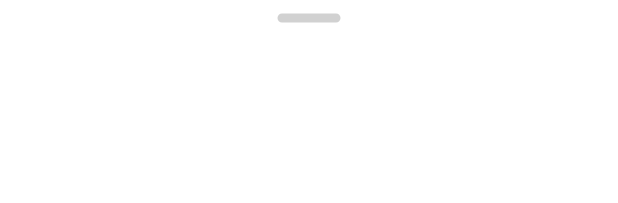
After one commit to zsoltGczy/calendar-demo-android, an Android app: the layout layout_bottom_sheet.xml on its own in the app's theme, with its tools: preview values and no code run, on a phone screen of 412 x 824 dp. The commit adds this screen. Shown: the top 203 px of the screen. Run offline under Robolectric (Android 15) with nearby library versions, the phone set to English and light mode, and no system bars.

Commit message:
Create bottom sheet layout

```diff
--- a/app/src/main/java/com/gzslt/calendardemo/ui/calendar/CalendarFragment.kt
+++ b/app/src/main/java/com/gzslt/calendardemo/ui/calendar/CalendarFragment.kt
@@ -7,6 +7,7 @@ import android.view.ViewGroup
 import android.widget.TextView
 import androidx.core.view.children
 import androidx.fragment.app.Fragment
+import com.google.android.material.bottomsheet.BottomSheetBehavior
 import com.gzslt.calendardemo.R
 import com.gzslt.calendardemo.common.extension.addRippleEffectOnClick
 import com.gzslt.calendardemo.common.extension.setTextColorRes
@@ -51,6 +52,7 @@ class CalendarFragment : Fragment() {
         setLegendLayout()
         setCalendarDays()
         setMonthTitle()
+        setBottomSheet()
     }
 
     private fun setTodayClickListener() {
@@ -120,6 +122,8 @@ class CalendarFragment : Fragment() {
                             if (day.date == LocalDate.now()) {
                                 textView.setTextColorRes(R.color.today_date)
                             }
+                            binding.bottomSheet.bottomSheetMonthTextView.text =
+                                DateTimeFormatter.ofPattern("MMM dd").format(day.date)
                         }
                         LocalDate.now() -> {
                             textView.setTextColorRes(R.color.today_date)
@@ -176,6 +180,16 @@ class CalendarFragment : Fragment() {
         }
     }
 
+    private fun setBottomSheet() {
+        val behavior = BottomSheetBehavior.from(binding.bottomSheet.bottomSheetLayout)
+        behavior.isHideable = false
+        // TODO
+        behavior.peekHeight = 240
+        binding.bottomSheet.bottomSheetMonthTextView.text =
+            DateTimeFormatter.ofPattern("MMM dd").format(LocalDate.now())
+
+    }
+
     override fun onDestroyView() {
         super.onDestroyView()
         _binding = null
--- /dev/null
+++ b/app/src/main/res/drawable/ic_base_line.xml
@@ -0,0 +1,10 @@
+<vector xmlns:android="http://schemas.android.com/apk/res/android"
+    android:width="24dp"
+    android:height="24dp"
+    android:viewportWidth="24"
+    android:viewportHeight="24"
+    android:tint="@color/base_line_color">
+  <path
+      android:fillColor="@android:color/white"
+      android:pathData="M18,13H6c-0.55,0 -1,-0.45 -1,-1s0.45,-1 1,-1h12c0.55,0 1,0.45 1,1s-0.45,1 -1,1z"/>
+</vector>
--- /dev/null
+++ b/app/src/main/res/drawable/shape_bottom_sheet.xml
@@ -0,0 +1,8 @@
+<?xml version="1.0" encoding="utf-8"?>
+<shape xmlns:android="http://schemas.android.com/apk/res/android"
+    android:shape="rectangle">
+    <solid android:color="@color/bottom_sheet_background" />
+    <corners
+        android:topLeftRadius="33dp"
+        android:topRightRadius="33dp" />
+</shape>
--- a/app/src/main/res/layout/fragment_calendar.xml
+++ b/app/src/main/res/layout/fragment_calendar.xml
@@ -1,7 +1,11 @@
 <?xml version="1.0" encoding="utf-8"?>
-<LinearLayout xmlns:android="http://schemas.android.com/apk/res/android"
+<androidx.coordinatorlayout.widget.CoordinatorLayout xmlns:android="http://schemas.android.com/apk/res/android"
     xmlns:app="http://schemas.android.com/apk/res-auto"
     xmlns:tools="http://schemas.android.com/tools"
+    android:layout_width="match_parent"
+    android:layout_height="match_parent">
+
+    <LinearLayout
         android:layout_width="match_parent"
         android:layout_height="match_parent"
         android:background="@color/calendar_background"
@@ -82,3 +86,9 @@
         </FrameLayout>
 
     </LinearLayout>
+
+    <include
+        android:id="@+id/bottomSheet"
+        layout="@layout/layout_bottom_sheet" />
+
+</androidx.coordinatorlayout.widget.CoordinatorLayout>
--- /dev/null
+++ b/app/src/main/res/layout/layout_bottom_sheet.xml
@@ -0,0 +1,25 @@
+<?xml version="1.0" encoding="utf-8"?>
+<LinearLayout xmlns:android="http://schemas.android.com/apk/res/android"
+    xmlns:app="http://schemas.android.com/apk/res-auto"
+    android:id="@+id/bottomSheetLayout"
+    style="@style/bottom_sheet"
+    android:layout_width="match_parent"
+    android:layout_height="match_parent"
+    android:orientation="vertical"
+    app:layout_behavior="com.google.android.material.bottomsheet.BottomSheetBehavior">
+
+    <ImageView
+        android:layout_width="@dimen/base_line_width"
+        android:layout_height="wrap_content"
+        android:layout_gravity="center|top"
+        android:scaleType="centerCrop"
+        android:src="@drawable/ic_base_line" />
+
+    <TextView
+        android:id="@+id/bottomSheetMonthTextView"
+        android:layout_width="wrap_content"
+        android:layout_height="wrap_content"
+        android:layout_gravity="center"
+        android:textStyle="bold"/>
+
+</LinearLayout>
--- a/app/src/main/res/values/colors.xml
+++ b/app/src/main/res/values/colors.xml
@@ -6,6 +6,7 @@
     <color name="white_alpha_19">#30FFFFFF</color>
     <color name="white_alpha_38">#60FFFFFF</color>
     <color name="bright_sun">#FBCC42</color>
+    <color name="alto">#D1D1D1</color>
 
     <color name="calendar_background">@color/biscay</color>
     <color name="calendar_date_text">@color/white</color>
@@ -15,4 +16,6 @@
     <color name="legend_day">@color/white_alpha_38</color>
     <color name="selected_date_background">@color/blue_zodiac</color>
     <color name="today_date">@color/bright_sun</color>
+    <color name="bottom_sheet_background">@color/white</color>
+    <color name="base_line_color">@color/alto</color>
 </resources>
--- a/app/src/main/res/values/dimen.xml
+++ b/app/src/main/res/values/dimen.xml
@@ -4,4 +4,5 @@
     <dimen name="month_text_size">18sp</dimen>
     <dimen name="day_text_size">18sp</dimen>
     <dimen name="day_legend_text_size">14sp</dimen>
+    <dimen name="base_line_width">72dp</dimen>
 </resources>
--- a/app/src/main/res/values/styles.xml
+++ b/app/src/main/res/values/styles.xml
@@ -17,9 +17,12 @@
         <item name="android:textStyle">bold</item>
     </style>
 
-<style name="calendar_month">
-    <item name="android:textColor">@color/calendar_month</item>
-    <item name="android:textSize">@dimen/month_text_size</item>
+    <style name="calendar_month">
+        <item name="android:textColor">@color/calendar_month</item>
+        <item name="android:textSize">@dimen/month_text_size</item>
+    </style>
 
-</style>
+    <style name="bottom_sheet">
+        <item name="android:background">@drawable/shape_bottom_sheet</item>
+    </style>
 </resources>
```
Lines whose indentation alone changed are shown as unchanged.
